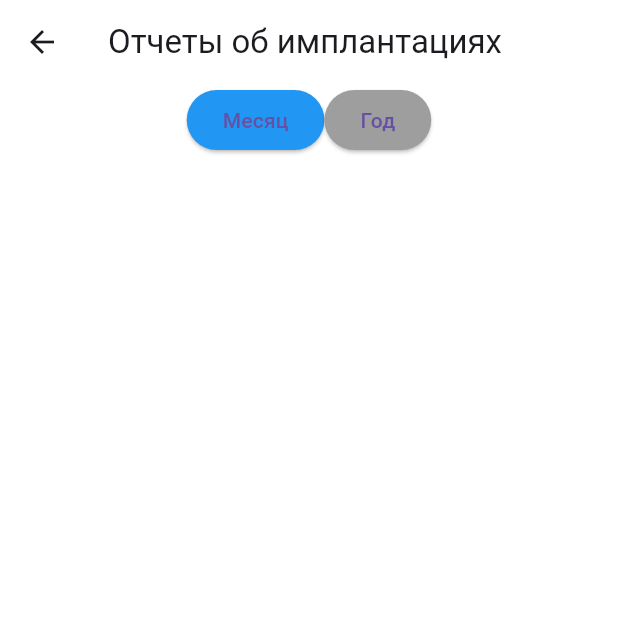
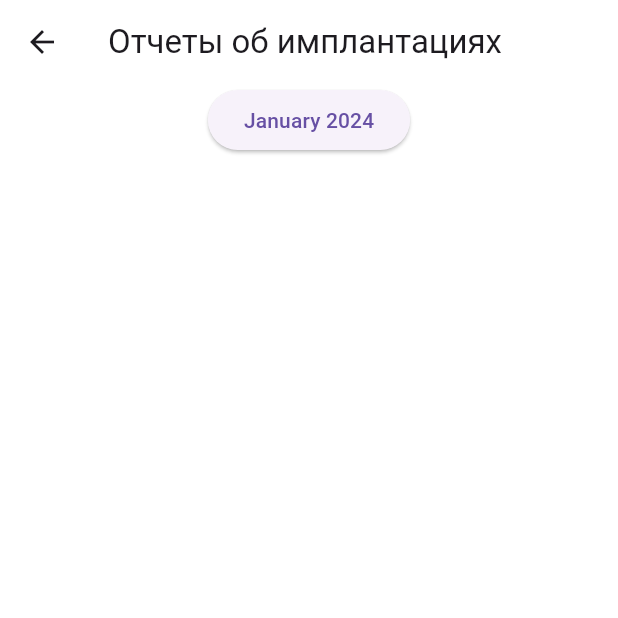
Before and after one commit to greatgreek73/ClinicDB, a Flutter app: the screen it shows after launch, after a tap on "Отчеты", on a phone screen of 412 x 824 dp, the top half of it. Run offline on Flutter 3.47's test engine with Material 3 defaults, Android fonts, the phone set to English and light mode, and no system bars; our stand-ins replace cloud_firestore, firebase_core, firebase_storage, flutter_masked_text2, image_picker; accounts and stored records are empty.

Commit message:
13.01.24-1

```diff
--- a/lib/reports_screen.dart
+++ b/lib/reports_screen.dart
@@ -9,27 +9,13 @@ class ReportsScreen extends StatefulWidget {
 }
 
 class _ReportsScreenState extends State<ReportsScreen> {
-  String selectedPeriod = 'month'; // 'month' или 'year'
-  late DateTime firstDate;
-  late DateTime lastDate;
+  DateTime selectedDate = DateTime.now(); // Текущая выбранная дата
   List<String> treatmentTypes = []; // Список для хранения видов лечения
 
   @override
   void initState() {
     super.initState();
-    _setDateRange();
     _loadTreatmentTypes(); // Загрузка видов лечения
-  }
-
-  void _setDateRange() {
-    DateTime now = DateTime.now();
-    if (selectedPeriod == 'month') {
-      firstDate = DateTime(now.year, now.month, 1);
-      lastDate = DateTime(now.year, now.month + 1, 0, 23, 59, 59);
-    } else {
-      firstDate = DateTime(now.year, 1, 1);
-      lastDate = DateTime(now.year, 12, 31, 23, 59, 59);
-    }
   }
 
   Future<void> _loadTreatmentTypes() async {
@@ -44,6 +30,24 @@ class _ReportsScreenState extends State<ReportsScreen> {
       });
   }
 
+  Future<void> _selectDate(BuildContext context) async {
+    final DateTime? picked = await showDatePicker(
+      context: context,
+      initialDate: selectedDate,
+      firstDate: DateTime(2000),
+      lastDate: DateTime(2025),
+      // Отображение только месяца и года
+      initialDatePickerMode: DatePickerMode.year,
+    );
+    if (picked != null && picked != selectedDate)
+      setState(() {
+        selectedDate = picked;
+      });
+  }
+
+  DateTime get firstDate => DateTime(selectedDate.year, selectedDate.month, 1);
+  DateTime get lastDate => DateTime(selectedDate.year, selectedDate.month + 1, 0, 23, 59, 59);
+
   @override
   Widget build(BuildContext context) {
     return Scaffold(
@@ -55,8 +59,10 @@ class _ReportsScreenState extends State<ReportsScreen> {
           Row(
             mainAxisAlignment: MainAxisAlignment.center,
             children: [
-              _periodButton('Месяц', 'month'),
-              _periodButton('Год', 'year'),
+              ElevatedButton(
+                onPressed: () => _selectDate(context),
+                child: Text("${DateFormat.yMMMM().format(selectedDate)}"),
+              ),
             ],
           ),
           Expanded(
@@ -68,21 +74,6 @@ class _ReportsScreenState extends State<ReportsScreen> {
             ),
           ),
         ],
-      ),
-    );
-  }
-
-  Widget _periodButton(String title, String period) {
-    return ElevatedButton(
-      onPressed: () {
-        setState(() {
-          selectedPeriod = period;
-          _setDateRange();
-        });
-      },
-      child: Text(title),
-      style: ElevatedButton.styleFrom(
-        primary: selectedPeriod == period ? Colors.blue : Colors.grey,
       ),
     );
   }
@@ -131,7 +122,7 @@ class _ReportsScreenState extends State<ReportsScreen> {
 
         return ListTile(
           title: Text(treatmentType),
-          subtitle: Text('Количество зубов за $selectedPeriod: $totalTeethCount'),
+          subtitle: Text('Количество зубов за ${DateFormat.yMMMM().format(selectedDate)}: $totalTeethCount'),
         );
       },
     );
```
